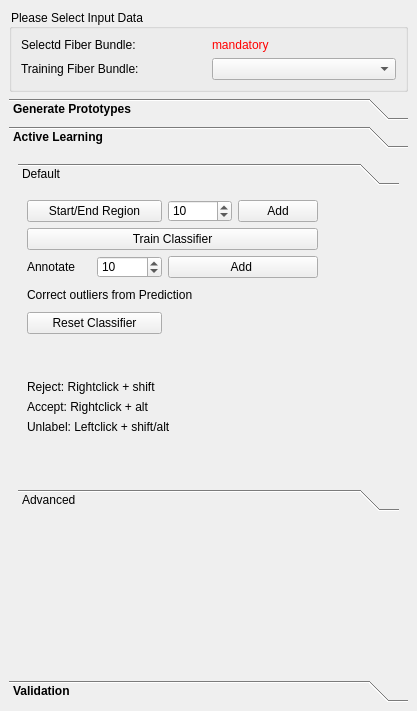
Qt form Plugins/org.mitk.gui.qt.diffusionimaging.fiberprocessing/src/internal/QmitkInteractiveFiberDissectionViewControls.ui (MIC-DKFZ/MITK-Diffusion) before a commit.
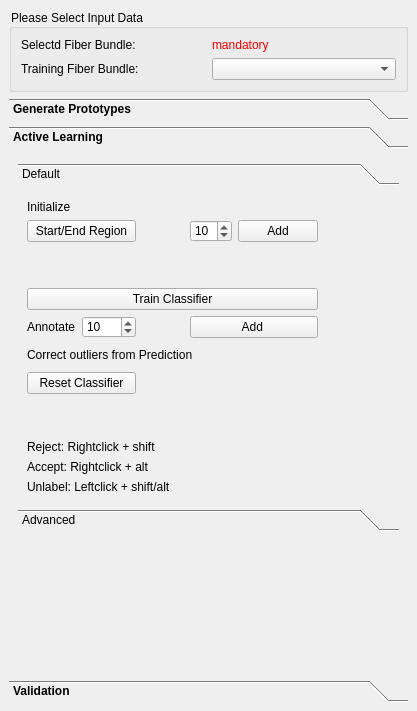
The same form after that commit. Icons and pictures are not drawn. Custom widgets are drawn as their Qt base class.

Commit message: Update CPackConfig.cmake and QmitkInteractiveFiberDissectionViewControls.ui

The edit to the form file:
```diff
--- a/Plugins/org.mitk.gui.qt.diffusionimaging.fiberprocessing/src/internal/QmitkInteractiveFiberDissectionViewControls.ui
+++ b/Plugins/org.mitk.gui.qt.diffusionimaging.fiberprocessing/src/internal/QmitkInteractiveFiberDissectionViewControls.ui
@@ -282,8 +282,15 @@
            <string>Default</string>
           </attribute>
           <layout class="QGridLayout" name="gridLayout_2">
-           <item row="0" column="5">
-            <widget class="QPushButton" name="m_BrushButton">
+           <item row="1" column="0" colspan="2">
+            <widget class="QPushButton" name="m_StreamlineCreation">
+             <property name="text">
+              <string>Start/End Region</string>
+             </property>
+            </widget>
+           </item>
+           <item row="4" column="6">
+            <widget class="QPushButton" name="m_unclabelingBrush">
              <property name="maximumSize">
               <size>
                <width>30</width>
@@ -308,47 +315,73 @@
              </property>
             </widget>
            </item>
-           <item row="2" column="4">
-            <widget class="QPushButton" name="m_unclabeling">
-             <property name="maximumSize">
-              <size>
-               <width>30</width>
-               <height>30</height>
-              </size>
-             </property>
-             <property name="text">
-              <string/>
-             </property>
-             <property name="icon">
-              <iconset>
-               <normaloff>:/org.mitk.gui.qt.diffusionimaging.fiberprocessing/resources/eraze.png</normaloff>:/org.mitk.gui.qt.diffusionimaging.fiberprocessing/resources/eraze.png</iconset>
-             </property>
-             <property name="iconSize">
-              <size>
-               <width>32</width>
-               <height>32</height>
-              </size>
-             </property>
-             <property name="flat">
-              <bool>true</bool>
-             </property>
-            </widget>
-           </item>
-           <item row="0" column="2">
-            <widget class="QSpinBox" name="m_NumRandomFibers">
-             <property name="value">
-              <number>10</number>
-             </property>
-            </widget>
-           </item>
-           <item row="8" column="0" colspan="3">
+           <item row="10" column="0" colspan="4">
             <widget class="QLabel" name="label_16">
              <property name="text">
               <string>Unlabel: Leftclick + shift/alt</string>
              </property>
             </widget>
            </item>
-           <item row="3" column="5">
+           <item row="1" column="5">
+            <widget class="QPushButton" name="m_ErazorButton">
+             <property name="maximumSize">
+              <size>
+               <width>30</width>
+               <height>30</height>
+              </size>
+             </property>
+             <property name="text">
+              <string/>
+             </property>
+             <property name="icon">
+              <iconset>
+               <normaloff>:/org.mitk.gui.qt.diffusionimaging.fiberprocessing/resources/eraze.png</normaloff>:/org.mitk.gui.qt.diffusionimaging.fiberprocessing/resources/eraze.png</iconset>
+             </property>
+             <property name="iconSize">
+              <size>
+               <width>32</width>
+               <height>32</height>
+              </size>
+             </property>
+             <property name="flat">
+              <bool>true</bool>
+             </property>
+            </widget>
+           </item>
+           <item row="6" column="0" colspan="2">
+            <widget class="QPushButton" name="m_resetClassifier">
+             <property name="text">
+              <string>Reset Classifier</string>
+             </property>
+            </widget>
+           </item>
+           <item row="1" column="6">
+            <widget class="QPushButton" name="m_BrushButton">
+             <property name="maximumSize">
+              <size>
+               <width>30</width>
+               <height>30</height>
+              </size>
+             </property>
+             <property name="text">
+              <string/>
+             </property>
+             <property name="icon">
+              <iconset>
+               <normaloff>:/org.mitk.gui.qt.diffusionimaging.fiberprocessing/resources/brush.png</normaloff>:/org.mitk.gui.qt.diffusionimaging.fiberprocessing/resources/brush.png</iconset>
+             </property>
+             <property name="iconSize">
+              <size>
+               <width>32</width>
+               <height>32</height>
+              </size>
+             </property>
+             <property name="flat">
+              <bool>true</bool>
+             </property>
+            </widget>
+           </item>
+           <item row="5" column="6">
             <widget class="QPushButton" name="m_predlabelingBrush">
              <property name="maximumSize">
               <size>
@@ -374,95 +407,27 @@
              </property>
             </widget>
            </item>
-           <item row="7" column="0" colspan="3">
+           <item row="2" column="0">
+            <spacer name="verticalSpacer_2">
+             <property name="orientation">
+              <enum>Qt::Vertical</enum>
+             </property>
+             <property name="sizeHint" stdset="0">
+              <size>
+               <width>20</width>
+               <height>40</height>
+              </size>
+             </property>
+            </spacer>
+           </item>
+           <item row="9" column="0" colspan="4">
             <widget class="QLabel" name="label_14">
              <property name="text">
               <string>Accept: Rightclick + alt</string>
              </property>
             </widget>
            </item>
-           <item row="6" column="0" colspan="3">
-            <widget class="QLabel" name="label_15">
-             <property name="text">
-              <string>Reject: Rightclick + shift</string>
-             </property>
-            </widget>
-           </item>
-           <item row="4" column="0" colspan="2">
-            <widget class="QPushButton" name="m_resetClassifier">
-             <property name="text">
-              <string>Reset Classifier</string>
-             </property>
-            </widget>
-           </item>
-           <item row="9" column="0">
-            <spacer name="verticalSpacer">
-             <property name="orientation">
-              <enum>Qt::Vertical</enum>
-             </property>
-             <property name="sizeHint" stdset="0">
-              <size>
-               <width>20</width>
-               <height>40</height>
-              </size>
-             </property>
-            </spacer>
-           </item>
-           <item row="0" column="3">
-            <widget class="QPushButton" name="m_AddRandomFibers">
-             <property name="text">
-              <string>Add</string>
-             </property>
-            </widget>
-           </item>
-           <item row="3" column="4">
-            <widget class="QPushButton" name="m_predlabeling">
-             <property name="maximumSize">
-              <size>
-               <width>30</width>
-               <height>30</height>
-              </size>
-             </property>
-             <property name="text">
-              <string/>
-             </property>
-             <property name="icon">
-              <iconset>
-               <normaloff>:/org.mitk.gui.qt.diffusionimaging.fiberprocessing/resources/eraze.png</normaloff>:/org.mitk.gui.qt.diffusionimaging.fiberprocessing/resources/eraze.png</iconset>
-             </property>
-             <property name="iconSize">
-              <size>
-               <width>32</width>
-               <height>32</height>
-              </size>
-             </property>
-             <property name="flat">
-              <bool>true</bool>
-             </property>
-            </widget>
-           </item>
-           <item row="2" column="2" colspan="2">
-            <widget class="QPushButton" name="m_AddUncertainFibers">
-             <property name="text">
-              <string>Add </string>
-             </property>
-            </widget>
-           </item>
-           <item row="0" column="0" colspan="2">
-            <widget class="QPushButton" name="m_StreamlineCreation">
-             <property name="text">
-              <string>Start/End Region</string>
-             </property>
-            </widget>
-           </item>
-           <item row="3" column="0" colspan="4">
-            <widget class="QLabel" name="label_36">
-             <property name="text">
-              <string>Correct outliers from Prediction</string>
-             </property>
-            </widget>
-           </item>
-           <item row="2" column="1">
+           <item row="4" column="1">
             <widget class="QSpinBox" name="m_Numtolabel">
              <property name="minimum">
               <number>1</number>
@@ -478,66 +443,7 @@
              </property>
             </widget>
            </item>
-           <item row="2" column="5">
-            <widget class="QPushButton" name="m_unclabelingBrush">
-             <property name="maximumSize">
-              <size>
-               <width>30</width>
-               <height>30</height>
-              </size>
-             </property>
-             <property name="text">
-              <string/>
-             </property>
-             <property name="icon">
-              <iconset>
-               <normaloff>:/org.mitk.gui.qt.diffusionimaging.fiberprocessing/resources/brush.png</normaloff>:/org.mitk.gui.qt.diffusionimaging.fiberprocessing/resources/brush.png</iconset>
-             </property>
-             <property name="iconSize">
-              <size>
-               <width>32</width>
-               <height>32</height>
-              </size>
-             </property>
-             <property name="flat">
-              <bool>true</bool>
-             </property>
-            </widget>
-           </item>
-           <item row="2" column="0">
-            <widget class="QLabel" name="label_5">
-             <property name="text">
-              <string>Annotate</string>
-             </property>
-            </widget>
-           </item>
-           <item row="0" column="4">
-            <widget class="QPushButton" name="m_ErazorButton">
-             <property name="maximumSize">
-              <size>
-               <width>30</width>
-               <height>30</height>
-              </size>
-             </property>
-             <property name="text">
-              <string/>
-             </property>
-             <property name="icon">
-              <iconset>
-               <normaloff>:/org.mitk.gui.qt.diffusionimaging.fiberprocessing/resources/eraze.png</normaloff>:/org.mitk.gui.qt.diffusionimaging.fiberprocessing/resources/eraze.png</iconset>
-             </property>
-             <property name="iconSize">
-              <size>
-               <width>32</width>
-               <height>32</height>
-              </size>
-             </property>
-             <property name="flat">
-              <bool>true</bool>
-             </property>
-            </widget>
-           </item>
-           <item row="5" column="0">
+           <item row="7" column="0">
             <spacer name="verticalSpacer_3">
              <property name="orientation">
               <enum>Qt::Vertical</enum>
@@ -550,13 +456,114 @@
              </property>
             </spacer>
            </item>
-           <item row="1" column="0" colspan="4">
+           <item row="4" column="3" colspan="2">
+            <widget class="QPushButton" name="m_AddUncertainFibers">
+             <property name="text">
+              <string>Add </string>
+             </property>
+            </widget>
+           </item>
+           <item row="4" column="5">
+            <widget class="QPushButton" name="m_unclabeling">
+             <property name="maximumSize">
+              <size>
+               <width>30</width>
+               <height>30</height>
+              </size>
+             </property>
+             <property name="text">
+              <string/>
+             </property>
+             <property name="icon">
+              <iconset>
+               <normaloff>:/org.mitk.gui.qt.diffusionimaging.fiberprocessing/resources/eraze.png</normaloff>:/org.mitk.gui.qt.diffusionimaging.fiberprocessing/resources/eraze.png</iconset>
+             </property>
+             <property name="iconSize">
+              <size>
+               <width>32</width>
+               <height>32</height>
+              </size>
+             </property>
+             <property name="flat">
+              <bool>true</bool>
+             </property>
+            </widget>
+           </item>
+           <item row="3" column="0" colspan="5">
             <widget class="QPushButton" name="m_TrainClassifier">
              <property name="text">
               <string>Train Classifier</string>
              </property>
             </widget>
            </item>
+           <item row="1" column="3">
+            <widget class="QSpinBox" name="m_NumRandomFibers">
+             <property name="value">
+              <number>10</number>
+             </property>
+            </widget>
+           </item>
+           <item row="5" column="0" colspan="5">
+            <widget class="QLabel" name="label_36">
+             <property name="text">
+              <string>Correct outliers from Prediction</string>
+             </property>
+            </widget>
+           </item>
+           <item row="8" column="0" colspan="4">
+            <widget class="QLabel" name="label_15">
+             <property name="text">
+              <string>Reject: Rightclick + shift</string>
+             </property>
+            </widget>
+           </item>
+           <item row="4" column="0">
+            <widget class="QLabel" name="label_5">
+             <property name="text">
+              <string>Annotate</string>
+             </property>
+            </widget>
+           </item>
+           <item row="1" column="4">
+            <widget class="QPushButton" name="m_AddRandomFibers">
+             <property name="text">
+              <string>Add</string>
+             </property>
+            </widget>
+           </item>
+           <item row="5" column="5">
+            <widget class="QPushButton" name="m_predlabeling">
+             <property name="maximumSize">
+              <size>
+               <width>30</width>
+               <height>30</height>
+              </size>
+             </property>
+             <property name="text">
+              <string/>
+             </property>
+             <property name="icon">
+              <iconset>
+               <normaloff>:/org.mitk.gui.qt.diffusionimaging.fiberprocessing/resources/eraze.png</normaloff>:/org.mitk.gui.qt.diffusionimaging.fiberprocessing/resources/eraze.png</iconset>
+             </property>
+             <property name="iconSize">
+              <size>
+               <width>32</width>
+               <height>32</height>
+              </size>
+             </property>
+             <property name="flat">
+              <bool>true</bool>
+             </property>
+            </widget>
+           </item>
+           <item row="0" column="0">
+            <widget class="QLabel" name="label">
+             <property name="text">
+              <string>Initialize</string>
+             </property>
+            </widget>
+           </item>
           </layout>
          </widget>
          <widget class="QWidget" name="page_18">
```
Left out of the diff: 26 changed lines with no effect on the pictures. The commit also changes 1 other file.
